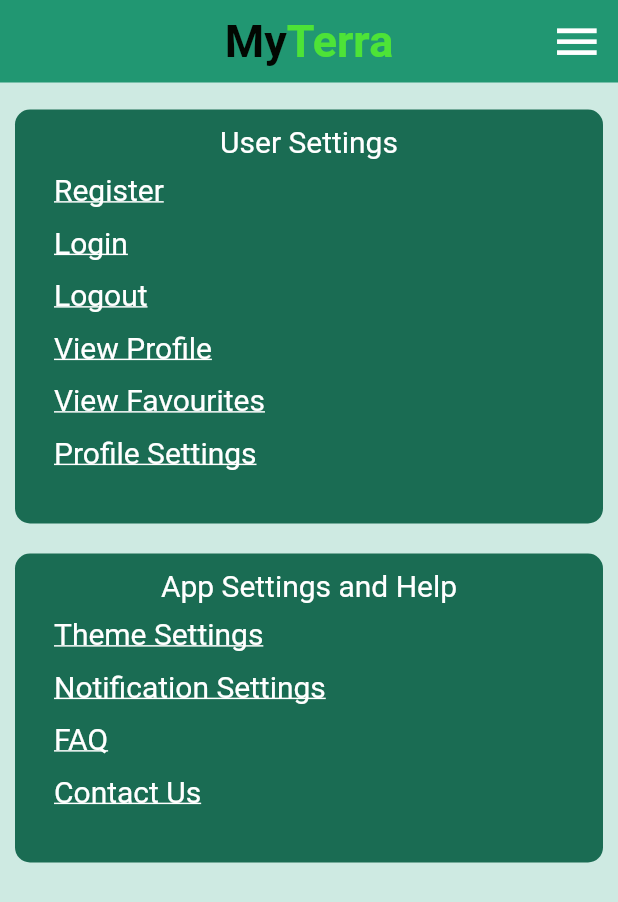
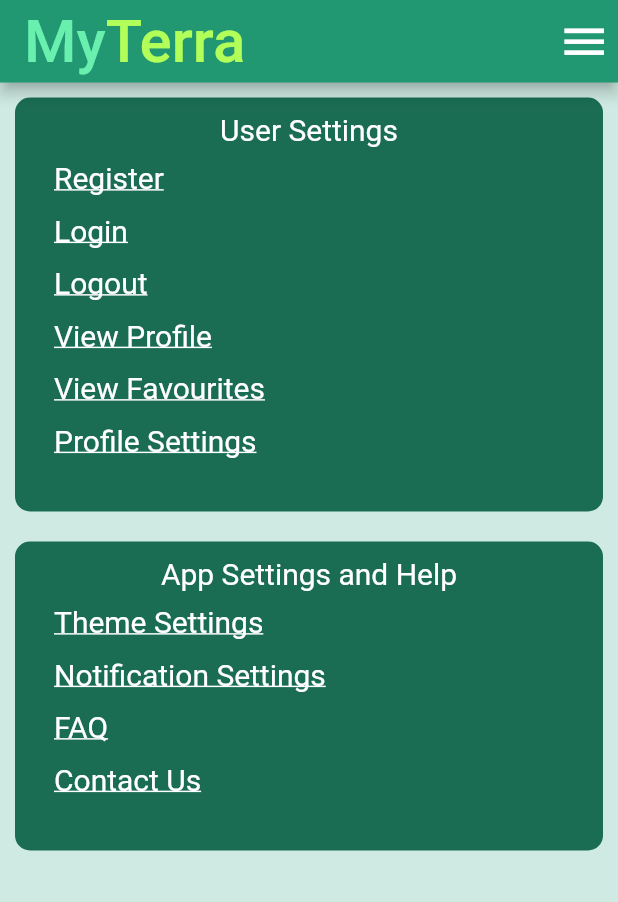
Before and after one commit to AlexDuthie/myterra-demo, a Flutter app: the MainSideBar screen opened directly, on a phone screen of 412 x 824 dp. Shown: the top 902 px of the screen. Run offline on Flutter 3.47's test engine with Material 2 defaults, Android fonts, the light colour scheme and no system bars; network calls fail.

Commit message:
SideBar Scroll Added

```diff
--- a/lib/components/sidebar/sidebar.dart
+++ b/lib/components/sidebar/sidebar.dart
@@ -22,10 +22,12 @@ class _MainSideBarState extends State<MainSideBar> {
   Widget build(BuildContext context) {
     return Drawer(
       child: Scaffold(
+        appBar: SideAppBar(),
         backgroundColor: sideBarBackgroundColor,
-        body: Column(
+        body: SingleChildScrollView(
+          scrollDirection: Axis.vertical,
+          child: Column(
             children: <Widget>[
-            SideAppBar(),
               SideBarMenu(
                 containerTitle: "User Settings",
                 sideBarText: userSettings,
@@ -37,6 +39,7 @@ class _MainSideBarState extends State<MainSideBar> {
             ],
           ),
         ),
+      ),
     );
   }
 }
--- a/lib/components/sidebar/sidebar_appbar.dart
+++ b/lib/components/sidebar/sidebar_appbar.dart
@@ -1,60 +1,28 @@
 import 'package:flutter/material.dart';
+import 'package:mobile_app/components/buttons/menu_button.dart';
 import 'package:mobile_app/utilities/index.dart';
-import 'package:mobile_app/components/index.dart';
 
-class SideAppBar extends StatelessWidget {
+class SideAppBar extends StatelessWidget implements PreferredSizeWidget{
+  final Size preferredSize = Size.fromHeight(sideAppBarHeight);
+
   @override
   Widget build(BuildContext context) {
-    return Container(
-      margin: sideAppBarMargin,
-      height: sideAppBarHeight,
-      width: double.infinity,
-      decoration: sideBarDecoration,
-      child: Stack(
-        children: <Widget>[
-          Container(
-            margin: const EdgeInsets.only(
-              right: 5,
-              bottom: 2,
-            ),
-            child: Align(
-              alignment: Alignment.centerRight,
-              child: MenuIconButton(
-                onPressed: () => Navigator.of(context).pop(),
-              )
-            ),
+    return AppBar(
+      title: Row(
+        children: [
+          Text(
+            "My",
+            style: TextStyle(color: Colors.greenAccent, fontSize: 40.0),
           ),
-          Center(
-            child: GestureDetector(
-              onTap: () {
-                Navigator.pushNamed(context, '/Home');
-              },
-            child: RichText(
-              text: TextSpan(
-                children: <TextSpan>[
-                  TextSpan(
-                    text: "My",
-                    style: TextStyle(
-                      fontWeight: FontWeight.bold,
-                      fontSize: 30,
-                      color: Color.fromRGBO(2, 7, 1, 1.0),
-                    ),
-                  ),
-                  TextSpan(
-                    text: "Terra",
-                    style: TextStyle(
-                      fontWeight: FontWeight.bold,
-                      fontSize: 30,
-                      color: Color.fromRGBO(77, 227, 55, 1.0),
-                    ),
-                  ),
-                ],
-              ),
-            ),
-          ),
+          Text(
+            "Terra",
+            style: TextStyle(color: Colors.lightGreenAccent, fontSize: 40.0),
           ),
         ],
       ),
+      automaticallyImplyLeading: false,
+      backgroundColor: sideAppBarColor,
+      actions: [MenuIconButton(onPressed: () {})],
     );
   }
 }
```
Lines whose indentation alone changed are shown as unchanged.
